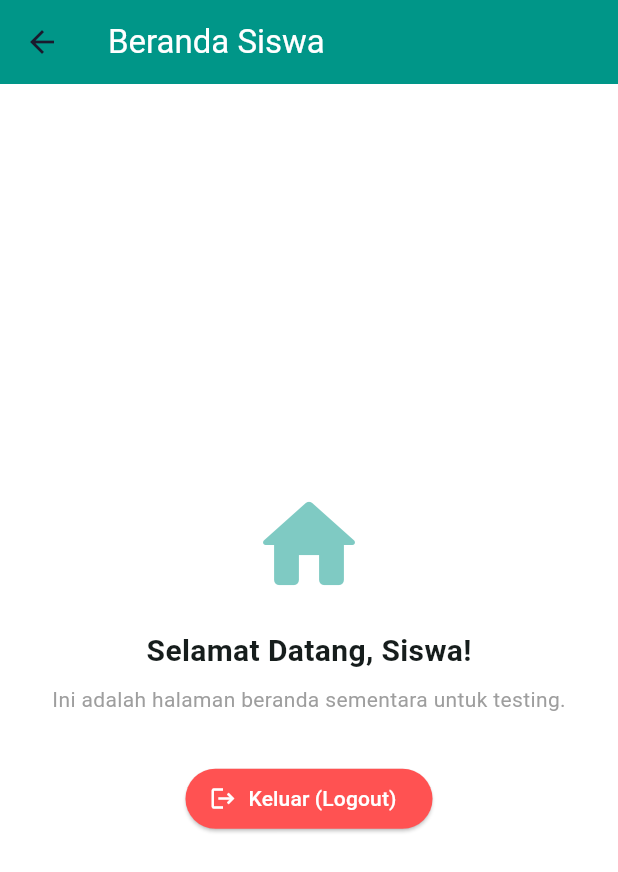
After one commit to muhammadariefand/lazuardyFrontend, a Flutter app: the DummyBerandaPage screen opened by its route, on a phone screen of 412 x 824 dp. The commit adds this screen. Shown: the top 872 px of the screen. Run offline on Flutter 3.47's test engine with Material 3 defaults, Android fonts, the phone set to English and light mode, and no system bars; our stand-ins replace dio, flutter_bloc, get_it; Roboto replaces fonts that are missing (Poppins).

Commit message:
fix route ke beranda siswa

```diff
--- /dev/null
+++ b/lib/core/constants/app_constants.dart
@@ -0,0 +1,3 @@
+class AppApiConstants {
+  static const String baseUrl = 'http://127.0.0.1:8000/api';
+}
--- /dev/null
+++ b/lib/domain/entities/otp_verification.dart
@@ -0,0 +1,5 @@
+// lib/src/domain/entities/otp_verification.dart
+class OtpVerification {
+  final String email;
+  OtpVerification({required this.email});
+}
--- a/lib/main.dart
+++ b/lib/main.dart
@@ -20,6 +20,7 @@ import 'package:lazuadry_mobile_fe/presentation/pages/siswa/forgot_password_sisw
 import 'package:lazuadry_mobile_fe/presentation/pages/siswa/reset_password_siswa_page.dart';
 import 'package:lazuadry_mobile_fe/presentation/pages/siswa/detail_pribadi_siswa_page.dart';
 import 'package:lazuadry_mobile_fe/presentation/pages/siswa/detail_alamat_siswa_page.dart';
+import 'package:lazuadry_mobile_fe/presentation/pages/siswa/beranda_siswa_page.dart';
 
 // ── Tutor ──────────────────────────────────────────────────────────
 import 'package:lazuadry_mobile_fe/presentation/pages/tutor/register_tutor_page.dart';
@@ -101,7 +102,7 @@ class LazuardyApp extends StatelessWidget {
           '/siswa/reset-password': (_) => const ResetPasswordSiswaPage(),
 
           // ── Siswa: Home ────────────────────────────────────────
-          // '/siswa/beranda': (_) => const BerandaSiswaPage(),
+          '/siswa/beranda': (_) => const DummyBerandaPage(roleTitle: 'Siswa'),
 
           // ── Tutor: Register flow ───────────────────────────────
           '/tutor/register': (_) => const RegisterTutorPage(),
--- /dev/null
+++ b/lib/presentation/pages/siswa/beranda_siswa_page.dart
@@ -0,0 +1,64 @@
+import 'package:flutter/material.dart';
+
+class DummyBerandaPage extends StatelessWidget {
+  // Variabel untuk membedakan ini beranda siapa (Siswa/Tutor/Orang Tua)
+  final String roleTitle;
+
+  const DummyBerandaPage({
+    super.key,
+    required this.roleTitle,
+  });
+
+  @override
+  Widget build(BuildContext context) {
+    return Scaffold(
+      appBar: AppBar(
+        title: Text('Beranda $roleTitle'),
+        backgroundColor: Colors.teal, // Menyesuaikan warna tema aplikasimu
+        foregroundColor: Colors.white,
+      ),
+      body: Center(
+        child: Column(
+          mainAxisAlignment: MainAxisAlignment.center,
+          children: [
+            Icon(
+              Icons.home_rounded,
+              size: 80,
+              color: Colors.teal.withOpacity(0.5),
+            ),
+            const SizedBox(height: 16),
+            Text(
+              'Selamat Datang, $roleTitle!',
+              style: const TextStyle(
+                fontSize: 20,
+                fontWeight: FontWeight.bold,
+              ),
+            ),
+            const SizedBox(height: 8),
+            const Text(
+              'Ini adalah halaman beranda sementara untuk testing.',
+              style: TextStyle(color: Colors.grey),
+            ),
+            const SizedBox(height: 32),
+            ElevatedButton.icon(
+              onPressed: () {
+                // Navigasi kembali ke halaman login dan hapus riwayat halaman sebelumnya
+                Navigator.pushNamedAndRemoveUntil(
+                  context,
+                  '/login',
+                  (route) => false,
+                );
+              },
+              icon: const Icon(Icons.logout),
+              label: const Text('Keluar (Logout)'),
+              style: ElevatedButton.styleFrom(
+                backgroundColor: Colors.redAccent,
+                foregroundColor: Colors.white,
+              ),
+            ),
+          ],
+        ),
+      ),
+    );
+  }
+}
--- a/lib/presentation/pages/siswa/detail_alamat_siswa_page.dart
+++ b/lib/presentation/pages/siswa/detail_alamat_siswa_page.dart
@@ -77,7 +77,7 @@ class _DetailAlamatSiswaPageState extends State<DetailAlamatSiswaPage> {
       await Future.delayed(const Duration(seconds: 1));
       if (mounted) {
         setState(() => _isLoading = false);
-        Navigator.of(context).pushNamed('/otp');
+        Navigator.of(context).pushNamed('/siswa/beranda');
       }
     }
   }
--- a/lib/presentation/pages/siswa/detail_pribadi_siswa_page.dart
+++ b/lib/presentation/pages/siswa/detail_pribadi_siswa_page.dart
@@ -76,7 +76,7 @@ class _DetailPribadiSiswaPageState extends State<DetailPribadiSiswaPage> {
       await Future.delayed(const Duration(seconds: 1));
       if (mounted) {
         setState(() => _isLoading = false);
-        Navigator.of(context).pushNamed('/home');
+        Navigator.of(context).pushNamed('/siswa/detail-alamat');
       }
     }
   }
--- a/lib/presentation/pages/siswa/otp_verification_siswa_page.dart
+++ b/lib/presentation/pages/siswa/otp_verification_siswa_page.dart
@@ -31,6 +31,7 @@ class _OtpVerificationSiswaPageState extends State<OtpVerificationSiswaPage> {
       List.generate(4, (_) => TextEditingController());
   final List<FocusNode> _focusNodes =
       List.generate(4, (_) => FocusNode());
+
 
   // Countdown timer: 55 menit = 3300 detik
   static const _initialSeconds = 3300;
@@ -125,7 +126,7 @@ class _OtpVerificationSiswaPageState extends State<OtpVerificationSiswaPage> {
       if (widget.context == 'forgot_password') {
         Navigator.of(context).pushNamed('/reset-password');
       } else {
-        Navigator.of(context).pushNamed('/register/address');
+        Navigator.of(context).pushNamed('/siswa/detail-pribadi');
       }
     }
   }
```
Also changed, not shown: lib/data/models/otp_model.dart (added, +18 -0 lines), lib/data/repositories/otp_repository_impl.dart (added, +33 -0 lines), lib/domain/entities/otp_response.dart (added, +14 -0 lines), lib/domain/repositories/otp_repository.dart (added, +8 -0 lines), lib/presentation/state_management/otp/otp_cubit.dart (added, +33 -0 lines).
